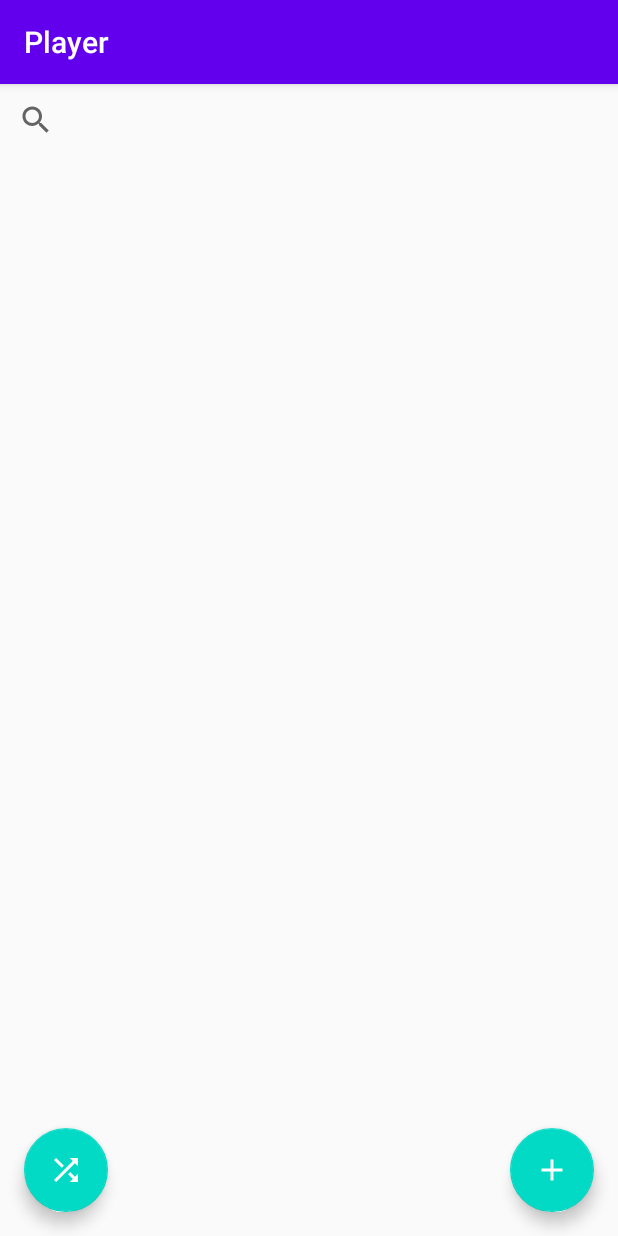
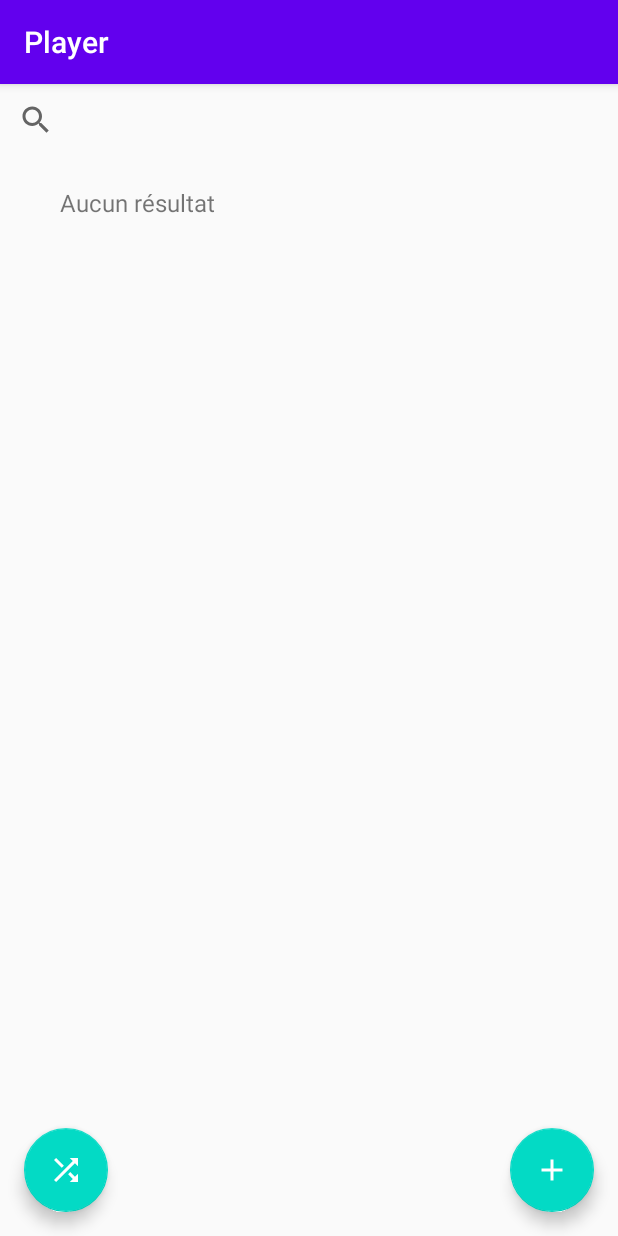
Before and after one commit to RomainTHD/AndroidPlayer, an Android app: the PlaylistActivity screen opened directly, with no data from a screen before it, on a phone screen of 412 x 824 dp. Run offline under Robolectric (Android 15) with nearby library versions, the light colour scheme and no system bars.

Commit message:
new: Affichage si pas de résultats

```diff
--- a/app/src/main/res/layout/activity_playlist.xml
+++ b/app/src/main/res/layout/activity_playlist.xml
@@ -1,6 +1,5 @@
 <?xml version="1.0" encoding="utf-8"?>
 <androidx.coordinatorlayout.widget.CoordinatorLayout xmlns:android="http://schemas.android.com/apk/res/android"
-    xmlns:app="http://schemas.android.com/apk/res-auto"
     xmlns:tools="http://schemas.android.com/tools"
     android:layout_width="match_parent"
     android:layout_height="match_parent"
@@ -13,13 +12,23 @@
 
         <LinearLayout
             android:layout_width="match_parent"
-            android:layout_height="wrap_content">
+            android:layout_height="wrap_content"
+            android:orientation="vertical">
 
             <SearchView
                 android:id="@+id/search_bar_music"
                 android:layout_width="match_parent"
                 android:layout_height="match_parent" />
 
+            <TextView
+                android:id="@+id/no_result"
+                android:layout_width="match_parent"
+                android:layout_height="match_parent"
+                android:textSize="16sp"
+                android:padding="20dp"
+                android:paddingStart="40dp"
+                android:paddingEnd="40dp"
+                android:text="@string/no_result" />
         </LinearLayout>
 
         <LinearLayout
@@ -42,7 +51,8 @@
         android:layout_gravity="bottom|start"
         android:layout_margin="16dp"
         android:tint="@android:color/white"
-        android:src="@drawable/ic_shuffle" />
+        android:src="@drawable/ic_shuffle"
+        android:contentDescription="@string/desc_shuffle_button" />
 
     <com.google.android.material.floatingactionbutton.FloatingActionButton
         android:id="@+id/button_add"
@@ -51,5 +61,6 @@
         android:layout_gravity="bottom|end"
         android:layout_margin="16dp"
         android:tint="@android:color/white"
-        android:src="@drawable/ic_add" />
+        android:src="@drawable/ic_add"
+        android:contentDescription="@string/desc_add_button" />
 </androidx.coordinatorlayout.widget.CoordinatorLayout>
```
Also changed, not shown: app/src/main/res/layout/activity_home.xml (+18 -15 lines).
